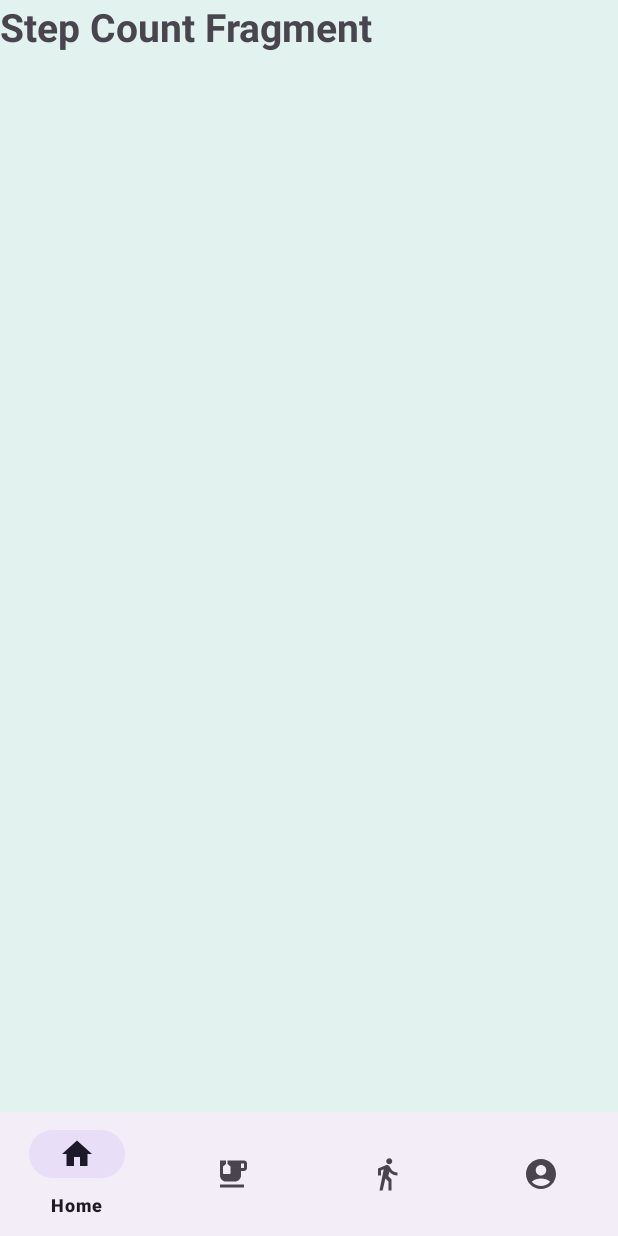
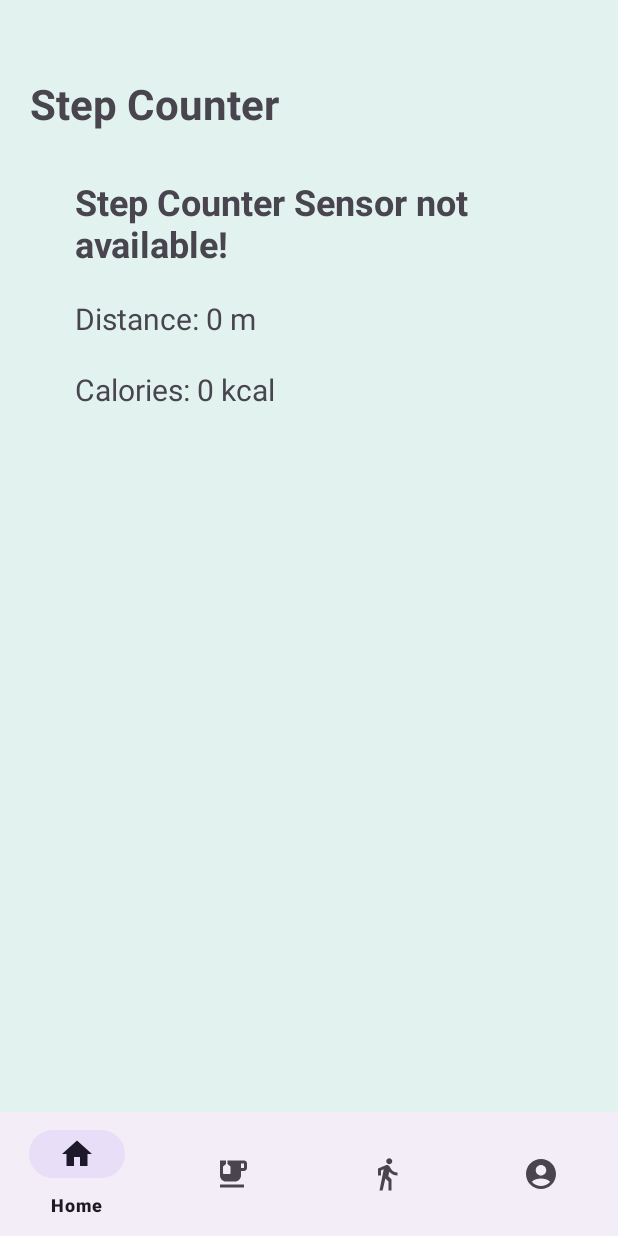
Before and after one commit to AbhayBhaware/StayFit, an Android app: the fragment StepCountFragment placed in its activity, on a phone screen of 412 x 824 dp. Run offline under Robolectric (Android 15) with nearby library versions, the light colour scheme and no system bars; our stand-ins replace sdp/ssp sizes.

Commit message:
Step Counting Mechanism Added

```diff
--- a/app/src/main/AndroidManifest.xml
+++ b/app/src/main/AndroidManifest.xml
@@ -1,6 +1,8 @@
 <?xml version="1.0" encoding="utf-8"?>
 <manifest xmlns:android="http://schemas.android.com/apk/res/android"
     xmlns:tools="http://schemas.android.com/tools">
+
+    <uses-permission android:name="android.permission.ACTIVITY_RECOGNITION"/>
 
     <application
         android:allowBackup="true"
--- a/app/src/main/java/com/example/stayfit/StepCountFragment.java
+++ b/app/src/main/java/com/example/stayfit/StepCountFragment.java
@@ -1,64 +1,115 @@
 package com.example.stayfit;
 
+import android.Manifest;
+import android.content.pm.PackageManager;
+import android.hardware.Sensor;
+import android.hardware.SensorEvent;
+import android.hardware.SensorEventListener;
+import android.hardware.SensorManager;
 import android.os.Bundle;
 
+import androidx.annotation.NonNull;
+import androidx.core.app.ActivityCompat;
+import androidx.core.content.ContextCompat;
 import androidx.fragment.app.Fragment;
 
+import android.util.Log;
 import android.view.LayoutInflater;
 import android.view.View;
 import android.view.ViewGroup;
+import android.widget.TextView;
 
-/**
- * A simple {@link Fragment} subclass.
- * Use the {@link StepCountFragment#newInstance} factory method to
- * create an instance of this fragment.
- */
-public class StepCountFragment extends Fragment {
+public class StepCountFragment extends Fragment implements SensorEventListener {
 
-    // TODO: Rename parameter arguments, choose names that match
-    // the fragment initialization parameters, e.g. ARG_ITEM_NUMBER
-    private static final String ARG_PARAM1 = "param1";
-    private static final String ARG_PARAM2 = "param2";
 
-    // TODO: Rename and change types of parameters
-    private String mParam1;
-    private String mParam2;
-
-    public StepCountFragment() {
-        // Required empty public constructor
-    }
-
-    /**
-     * Use this factory method to create a new instance of
-     * this fragment using the provided parameters.
-     *
-     * @param param1 Parameter 1.
-     * @param param2 Parameter 2.
-     * @return A new instance of fragment StepCountFragment.
-     */
-    // TODO: Rename and change types and number of parameters
-    public static StepCountFragment newInstance(String param1, String param2) {
-        StepCountFragment fragment = new StepCountFragment();
-        Bundle args = new Bundle();
-        args.putString(ARG_PARAM1, param1);
-        args.putString(ARG_PARAM2, param2);
-        fragment.setArguments(args);
-        return fragment;
-    }
-
-    @Override
-    public void onCreate(Bundle savedInstanceState) {
-        super.onCreate(savedInstanceState);
-        if (getArguments() != null) {
-            mParam1 = getArguments().getString(ARG_PARAM1);
-            mParam2 = getArguments().getString(ARG_PARAM2);
-        }
-    }
+    private SensorManager sensorManager;
+    private Sensor stepSensor;
+    private boolean isSensorAvailable;
+    private int stepCount = 0;
+    private TextView stepCountView, distanceView, caloriesView;
 
     @Override
     public View onCreateView(LayoutInflater inflater, ViewGroup container,
                              Bundle savedInstanceState) {
         // Inflate the layout for this fragment
-        return inflater.inflate(R.layout.fragment_step_count, container, false);
+        View v= inflater.inflate(R.layout.fragment_step_count, container, false);
+
+        stepCountView = v.findViewById(R.id.step_count);
+        distanceView = v.findViewById(R.id.distance);
+        caloriesView = v.findViewById(R.id.calories);
+
+
+        if (ContextCompat.checkSelfPermission(requireContext(), Manifest.permission.ACTIVITY_RECOGNITION)
+                != PackageManager.PERMISSION_GRANTED) {
+            requestPermissions(new String[]{Manifest.permission.ACTIVITY_RECOGNITION}, 1);
+
+        }
+
+        sensorManager = (SensorManager) requireActivity().getSystemService(getContext().SENSOR_SERVICE);
+
+        if (sensorManager != null) {
+            stepSensor = sensorManager.getDefaultSensor(Sensor.TYPE_STEP_COUNTER);
+            isSensorAvailable = stepSensor != null;
+        }
+        if (stepSensor == null) {
+            stepCountView.setText("Step Counter Sensor not available!");
+        }
+
+
+        return v;
     }
+
+    @Override
+    public void onRequestPermissionsResult(int requestCode, @NonNull String[] permissions, @NonNull int[] grantResults) {
+        super.onRequestPermissionsResult(requestCode, permissions, grantResults);
+        if (requestCode == 1) {
+            if (grantResults.length > 0 && grantResults[0] == PackageManager.PERMISSION_GRANTED) {
+                Log.d("StepCounter", "Permission granted!");
+            } else {
+                Log.d("StepCounter", "Permission denied!");
+            }
+        }
+    }
+
+
+    @Override
+    public void onResume() {
+        super.onResume();
+        if (isSensorAvailable) {
+            sensorManager.registerListener(this, stepSensor, SensorManager.SENSOR_DELAY_UI);
+        }
+    }
+
+
+    @Override
+    public void onPause() {
+        super.onPause();
+        if (isSensorAvailable) {
+            sensorManager.unregisterListener(this);
+        }
+    }
+
+
+    @Override
+    public void onSensorChanged(SensorEvent event) {
+        if (event.sensor.getType() == Sensor.TYPE_STEP_COUNTER) {
+            stepCount = (int) event.values[0];
+            stepCountView.setText("Steps: " + stepCount);
+
+            double stepLength = 0.78; // average in meters
+            double distance = stepCount * stepLength; // in meters
+            distanceView.setText(String.format("Distance: %.2f m", distance));
+
+            // Calculate calories
+            double calories = stepCount * 0.04; // kcal
+            caloriesView.setText(String.format("Calories: %.2f kcal", calories));
+        }
+    }
+
+    @Override
+    public void onAccuracyChanged(Sensor sensor, int accuracy) {
+        // Not needed for step counting
+    }
+
+
 }
--- a/app/src/main/res/layout/fragment_step_count.xml
+++ b/app/src/main/res/layout/fragment_step_count.xml
@@ -8,11 +8,48 @@
     tools:context=".StepCountFragment">
 
     <TextView
+        android:id="@+id/title"
         android:layout_width="wrap_content"
         android:layout_height="wrap_content"
-        android:text="Step Count Fragment"
-        android:textSize="@dimen/_20sdp"
+        android:text="Step Counter"
+        android:textSize="28dp"
         android:textStyle="bold"
-        />
+        android:layout_marginLeft="20dp"
+        android:layout_centerHorizontal="true"
+        android:layout_marginTop="50dp"/>
+
+    <TextView
+        android:id="@+id/step_count"
+        android:layout_width="wrap_content"
+        android:layout_height="wrap_content"
+        android:layout_marginLeft="50dp"
+        android:text="Steps: 0"
+        android:textSize="24sp"
+        android:textStyle="bold"
+        android:layout_centerHorizontal="true"
+        android:layout_below="@id/title"
+        android:layout_marginTop="30dp"/>
+
+    <TextView
+        android:id="@+id/distance"
+        android:layout_width="wrap_content"
+        android:layout_height="wrap_content"
+        android:layout_marginLeft="50dp"
+        android:text="Distance: 0 m"
+        android:textSize="20sp"
+        android:layout_centerHorizontal="true"
+        android:layout_below="@id/step_count"
+        android:layout_marginTop="20dp"/>
+
+    <TextView
+        android:id="@+id/calories"
+        android:layout_width="wrap_content"
+        android:layout_height="wrap_content"
+        android:layout_marginLeft="50dp"
+        android:text="Calories: 0 kcal"
+        android:textSize="20sp"
+        android:layout_centerHorizontal="true"
+        android:layout_below="@id/distance"
+        android:layout_marginTop="20dp"/>
 
 </LinearLayout>
```
